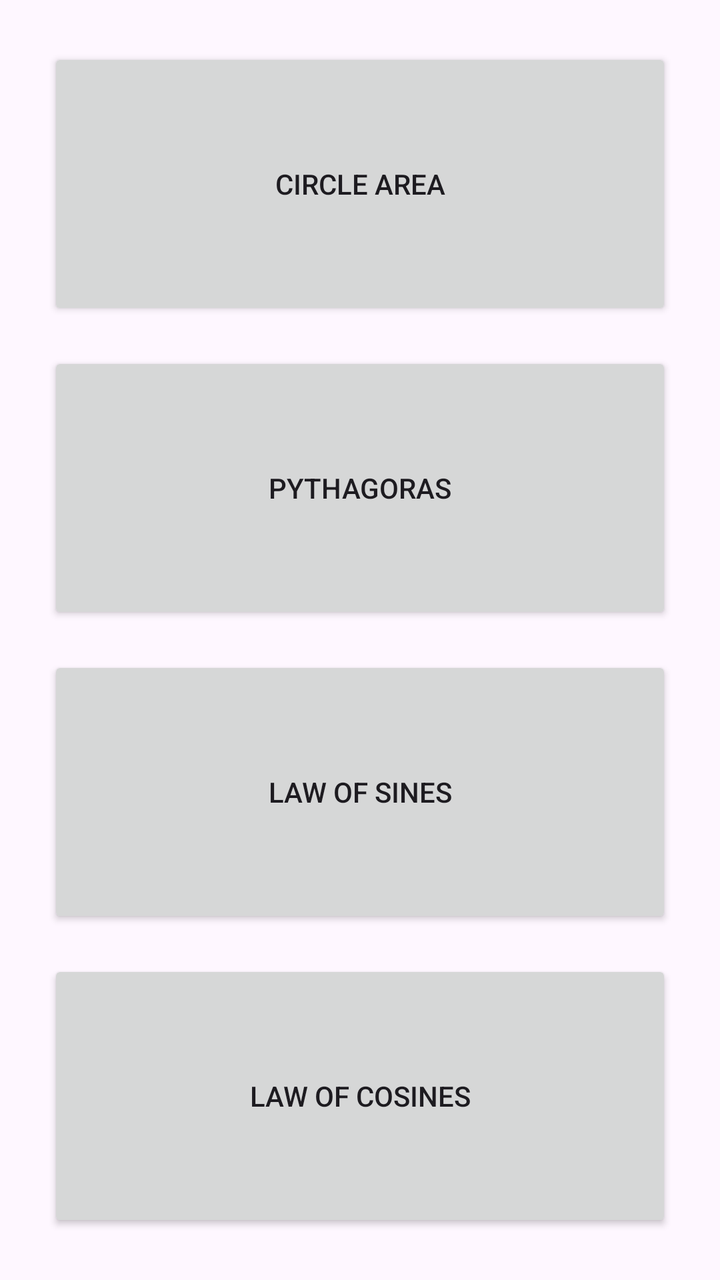
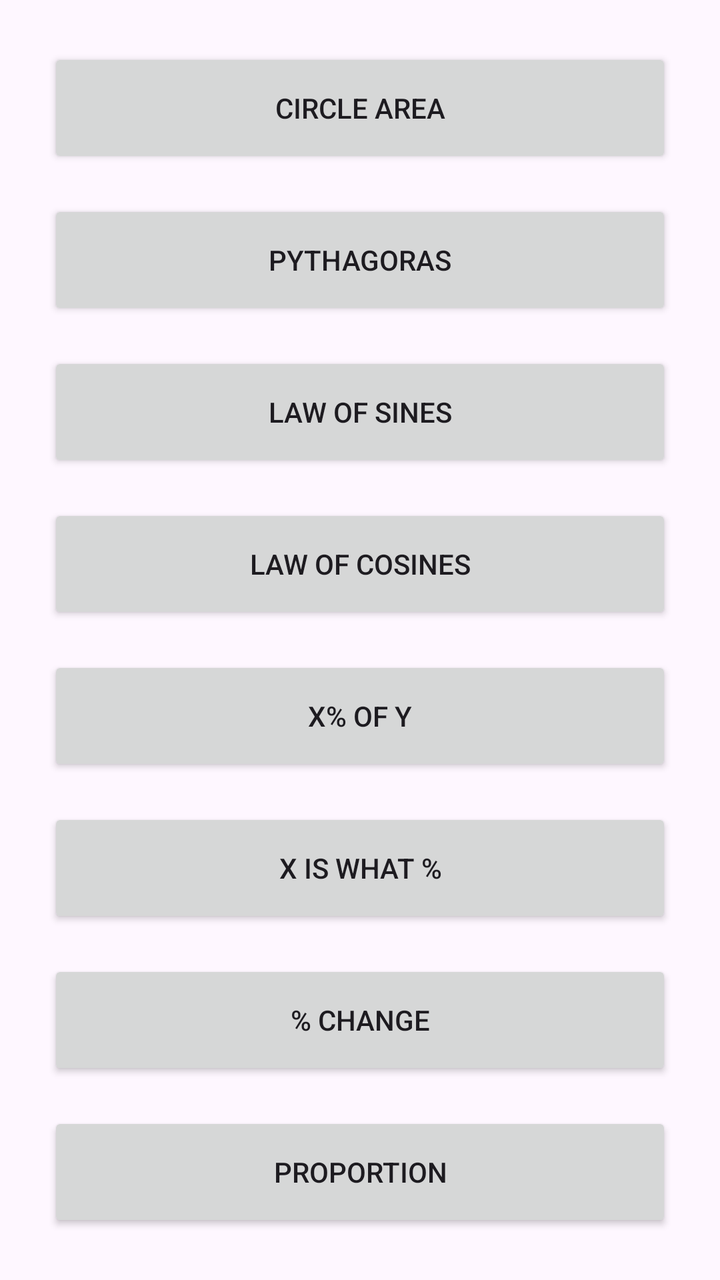

An Android layout rendered at two revisions. The XML below is the earlier revision; the diff shows what the commit changed to produce the second picture.
<!-- AndroidManifest.xml: application theme Theme.Formula_calculator -->
<!-- res/layout/activity_main.xml -->
<?xml version="1.0" encoding="utf-8"?>
<GridLayout xmlns:android="http://schemas.android.com/apk/res/android"
    android:layout_width="match_parent"
    android:layout_height="match_parent"
    android:padding="16dp"
    android:columnCount="1"
    android:rowCount="8">

    <Button
        android:id="@+id/btnCircleArea"
        android:layout_width="0dp"
        android:layout_height="wrap_content"
        android:layout_columnWeight="1"
        android:layout_rowWeight="1"
        android:layout_margin="8dp"
        android:text="Circle Area" />

    <Button
        android:id="@+id/btnPythagoras"
        android:layout_width="0dp"
        android:layout_height="wrap_content"
        android:layout_columnWeight="1"
        android:layout_rowWeight="1"
        android:layout_margin="8dp"
        android:text="Pythagoras" />

    <Button
        android:id="@+id/btnSines"
        android:layout_width="0dp"
        android:layout_height="wrap_content"
        android:layout_columnWeight="1"
        android:layout_rowWeight="1"
        android:layout_margin="8dp"
        android:text="Law of Sines" />

    <Button
        android:id="@+id/btnCosines"
        android:layout_width="0dp"
        android:layout_height="wrap_content"
        android:layout_columnWeight="1"
        android:layout_rowWeight="1"
        android:layout_margin="8dp"
        android:text="Law of Cosines" />



</GridLayout>
<!-- resources referenced by this layout -->
<resources>
  <style name="Theme.Formula_calculator" parent="Base.Theme.Formula_calculator" />
  <style name="Base.Theme.Formula_calculator" parent="Theme.Material3.DayNight.NoActionBar">
          
          
      </style>
</resources>

<!-- the commit's change to res/layout/activity_main.xml (unified diff, before → after) -->
@@ -42,6 +42,41 @@
         android:layout_margin="8dp"
         android:text="Law of Cosines" />
 
+    <Button
+        android:id="@+id/btnPercentageOf"
+        android:layout_width="0dp"
+        android:layout_height="wrap_content"
+        android:layout_columnWeight="1"
+        android:layout_rowWeight="1"
+        android:layout_margin="8dp"
+        android:text="X% of Y" />
+
+    <Button
+        android:id="@+id/btnFindPercentage"
+        android:layout_width="0dp"
+        android:layout_height="wrap_content"
+        android:layout_columnWeight="1"
+        android:layout_rowWeight="1"
+        android:layout_margin="8dp"
+        android:text="X is what %" />
+
+    <Button
+        android:id="@+id/btnPercentageChange"
+        android:layout_width="0dp"
+        android:layout_height="wrap_content"
+        android:layout_columnWeight="1"
+        android:layout_rowWeight="1"
+        android:layout_margin="8dp"
+        android:text="% Change" />
+
+    <Button
+        android:id="@+id/btnProportion"
+        android:layout_width="0dp"
+        android:layout_height="wrap_content"
+        android:layout_columnWeight="1"
+        android:layout_rowWeight="1"
+        android:layout_margin="8dp"
+        android:text="Proportion" />
 
 
 </GridLayout>
